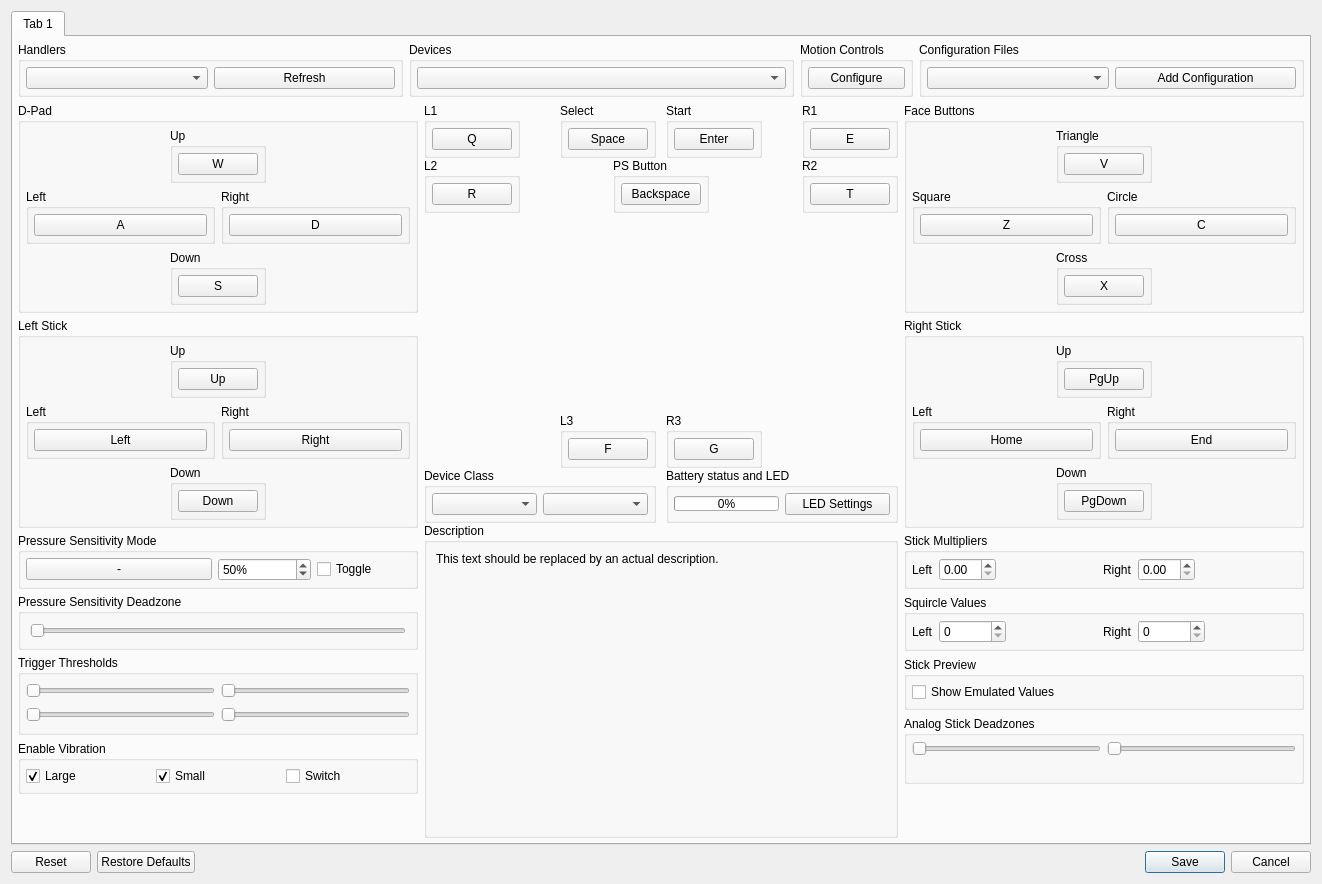
First picture: the form in rpcs3/rpcs3qt/pad_settings_dialog.ui, repository RPCS3/rpcs3, before the edit.
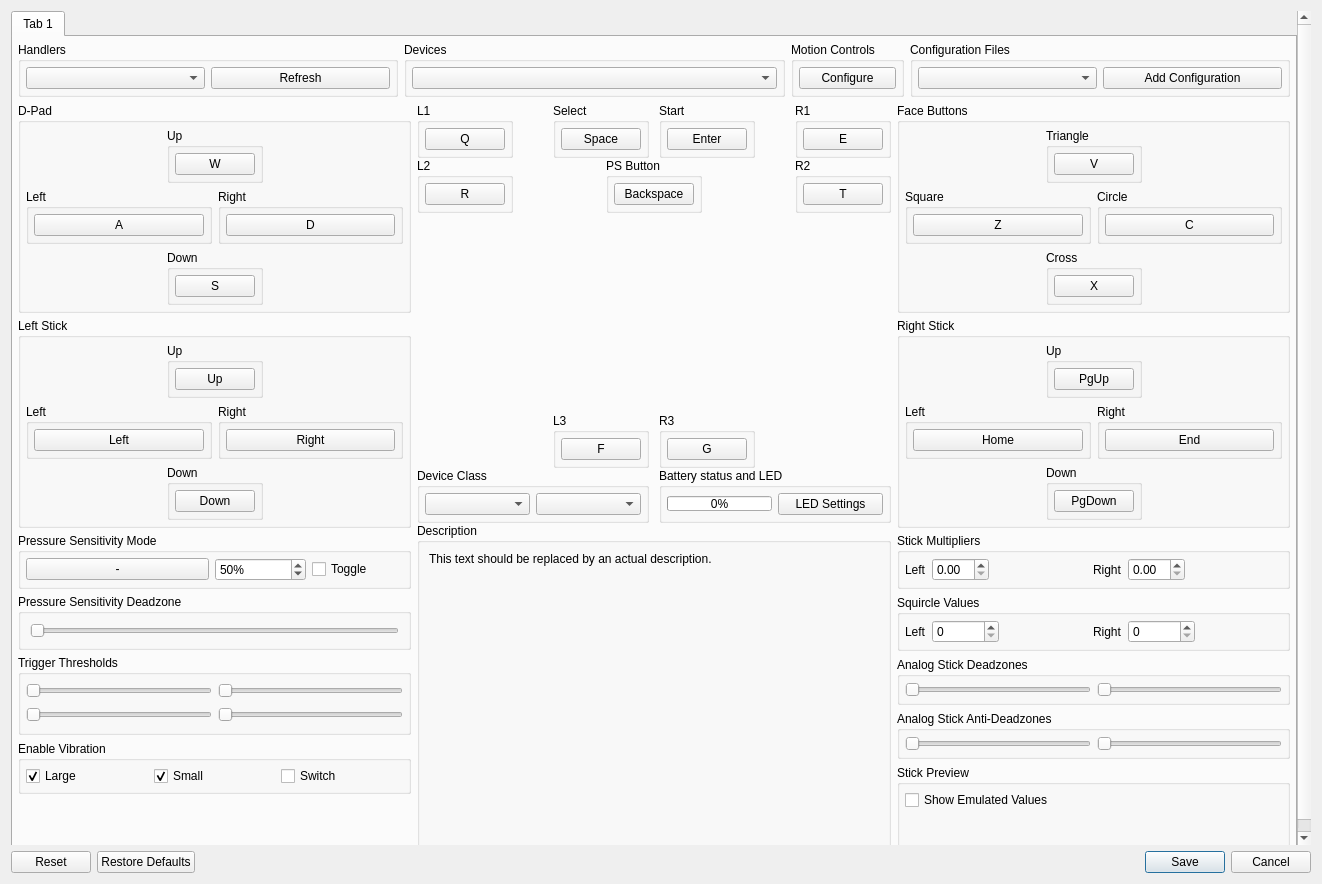
Second picture: the form after the edit. Icons and pictures are not drawn.

Commit message: Input: Implement anti deadzone

Patch:
```diff
--- a/rpcs3/rpcs3qt/pad_settings_dialog.ui
+++ b/rpcs3/rpcs3qt/pad_settings_dialog.ui
@@ -36,9 +36,9 @@
       <property name="geometry">
        <rect>
         <x>0</x>
-        <y>0</y>
-        <width>1304</width>
-        <height>837</height>
+        <y>-71</y>
+        <width>1290</width>
+        <height>907</height>
        </rect>
       </property>
       <widget class="QWidget" name="tab">
@@ -2357,6 +2357,76 @@
                   </layout>
                  </widget>
                 </item>
+                <item>
+                 <widget class="QGroupBox" name="gb_stick_deadzones">
+                  <property name="title">
+                   <string>Analog Stick Deadzones</string>
+                  </property>
+                  <layout class="QHBoxLayout" name="gb_stick_deadzones_layout">
+                   <property name="leftMargin">
+                    <number>5</number>
+                   </property>
+                   <property name="topMargin">
+                    <number>5</number>
+                   </property>
+                   <property name="rightMargin">
+                    <number>5</number>
+                   </property>
+                   <property name="bottomMargin">
+                    <number>5</number>
+                   </property>
+                   <item>
+                    <widget class="QSlider" name="slider_stick_left">
+                     <property name="orientation">
+                      <enum>Qt::Orientation::Horizontal</enum>
+                     </property>
+                    </widget>
+                   </item>
+                   <item>
+                    <widget class="QSlider" name="slider_stick_right">
+                     <property name="orientation">
+                      <enum>Qt::Orientation::Horizontal</enum>
+                     </property>
+                    </widget>
+                   </item>
+                  </layout>
+                 </widget>
+                </item>
+                <item>
+                 <widget class="QGroupBox" name="gb_stick_anti_deadzones">
+                  <property name="title">
+                   <string>Analog Stick Anti-Deadzones</string>
+                  </property>
+                  <layout class="QHBoxLayout" name="gb_stick_anti_deadzones_layout">
+                   <property name="leftMargin">
+                    <number>5</number>
+                   </property>
+                   <property name="topMargin">
+                    <number>5</number>
+                   </property>
+                   <property name="rightMargin">
+                    <number>5</number>
+                   </property>
+                   <property name="bottomMargin">
+                    <number>5</number>
+                   </property>
+                   <item>
+                    <widget class="QSlider" name="anti_deadzone_slider_stick_left">
+                     <property name="orientation">
+                      <enum>Qt::Orientation::Horizontal</enum>
+                     </property>
+                    </widget>
+                   </item>
+                   <item>
+                    <widget class="QSlider" name="anti_deadzone_slider_stick_right">
+                     <property name="orientation">
+                      <enum>Qt::Orientation::Horizontal</enum>
+                     </property>
+                    </widget>
+                   </item>
+                  </layout>
+                 </widget>
+                </item>
                 <item>
                  <widget class="QGroupBox" name="gb_stick_preview">
                   <property name="title">
@@ -2382,54 +2452,27 @@
                      </property>
                     </widget>
                    </item>
-                  </layout>
-                 </widget>
-                </item>
-                <item>
-                 <widget class="QGroupBox" name="gb_sticks">
-                  <property name="title">
-                   <string>Analog Stick Deadzones</string>
-                  </property>
-                  <layout class="QHBoxLayout" name="gb_sticks_layout">
-                   <property name="leftMargin">
-                    <number>5</number>
-                   </property>
-                   <property name="topMargin">
-                    <number>5</number>
-                   </property>
-                   <property name="rightMargin">
-                    <number>5</number>
-                   </property>
-                   <property name="bottomMargin">
-                    <number>5</number>
-                   </property>
                    <item>
-                    <layout class="QVBoxLayout" name="gb_stick_left">
-                     <item>
-                      <widget class="QSlider" name="slider_stick_left">
-                       <property name="orientation">
-                        <enum>Qt::Horizontal</enum>
-                       </property>
-                      </widget>
-                     </item>
+                    <layout class="QHBoxLayout" name="gb_stick_previews_layout">
+                     <property name="leftMargin">
+                      <number>5</number>
+                     </property>
+                     <property name="topMargin">
+                      <number>5</number>
+                     </property>
+                     <property name="rightMargin">
+                      <number>5</number>
+                     </property>
+                     <property name="bottomMargin">
+                      <number>5</number>
+                     </property>
                      <item>
                       <widget class="QLabel" name="preview_stick_left">
                        <property name="text">
                         <string/>
                        </property>
                        <property name="alignment">
-                        <set>Qt::AlignCenter</set>
-                       </property>
-                      </widget>
-                     </item>
-                    </layout>
-                   </item>
-                   <item>
-                    <layout class="QVBoxLayout" name="gb_stick_right">
-                     <item>
-                      <widget class="QSlider" name="slider_stick_right">
-                       <property name="orientation">
-                        <enum>Qt::Horizontal</enum>
+                        <set>Qt::AlignmentFlag::AlignCenter</set>
                        </property>
                       </widget>
                      </item>
```
Left out of the diff: 126 changed lines with no effect on the pictures. The commit also changes 15 other files.
